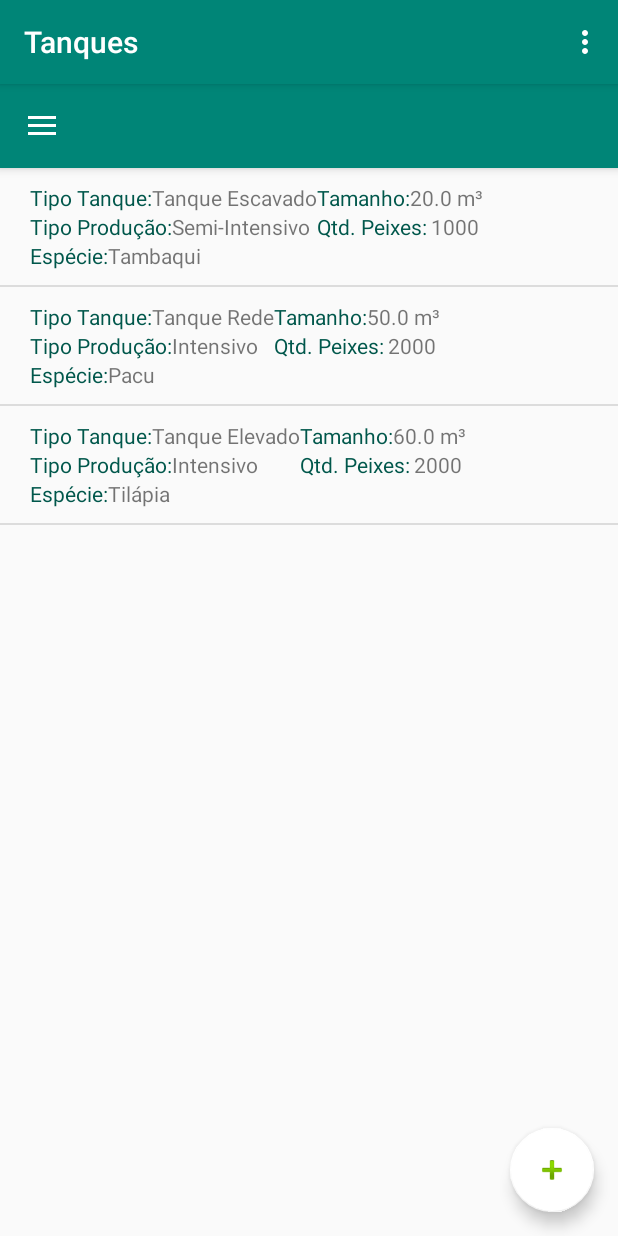
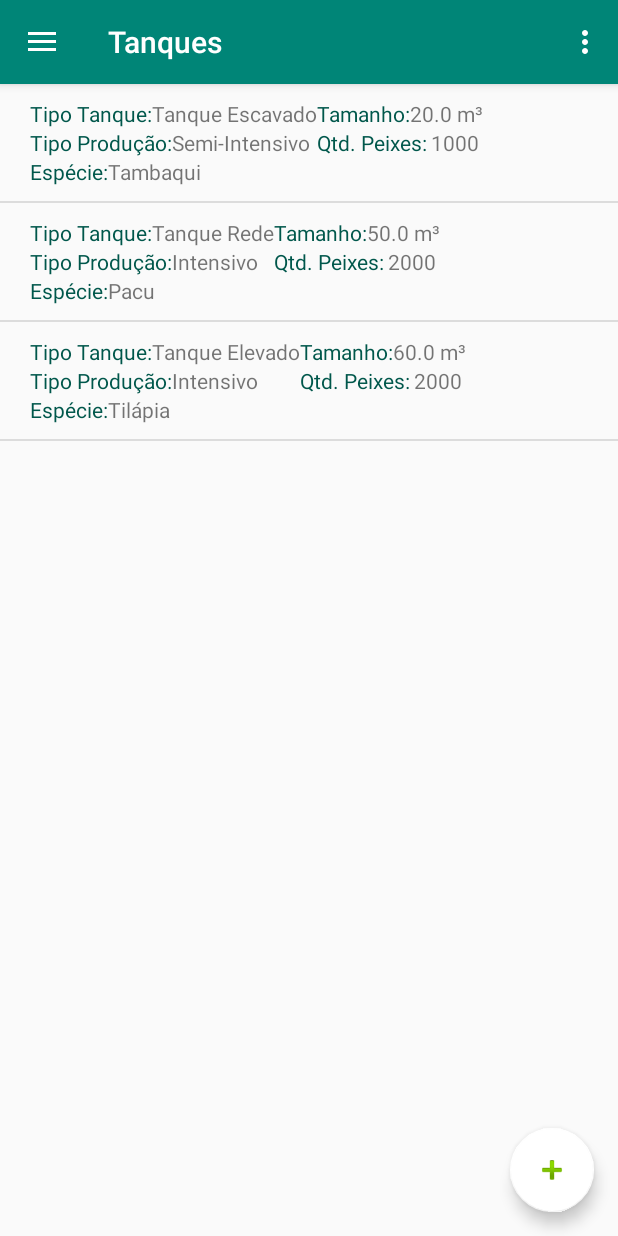
Before and after one commit to Adailsonacj/gestfish_hfc2018, an Android app: the Tanques screen opened directly, with no data from a screen before it, on a phone screen of 412 x 824 dp. Run offline under Robolectric (Android 15) with nearby library versions, the phone set to English and light mode, and no system bars.

Commit message:
Correção

```diff
--- a/app/src/main/AndroidManifest.xml
+++ b/app/src/main/AndroidManifest.xml
@@ -22,7 +22,7 @@
         <activity android:name=".ComercializacaoActivity"></activity>
         <activity android:name=".FichaComercializacaoActivity" />
 
-        <activity android:name=".Tanques" android:label="@string/title_activity_tanques"/>
+        <activity android:name=".Tanques" android:theme="@style/AppNoActionBar" android:label="@string/title_activity_tanques"/>
         <activity android:name=".Biometria"></activity>
         <activity android:name=".Cadastro" android:theme="@style/AppNoActionBar"></activity>
         <activity android:name=".AddTanque" android:theme="@style/AppTheme.NoActionBar" />
--- a/app/src/main/res/values/styles.xml
+++ b/app/src/main/res/values/styles.xml
@@ -10,15 +10,10 @@
 
     <style name="AppNoActionBar" parent="Theme.AppCompat.Light.NoActionBar">
         <!-- Customize your theme here. -->
+        <item name="windowActionBar">false</item>
         <item name="colorPrimary">@color/colorPrimary</item>
         <item name="colorPrimaryDark">@color/colorPrimaryDark</item>
         <item name="colorAccent">@color/colorAccent</item>
-    </style>
-
-    <style name="AppTheme.NoActionBar">
-        <item name="windowActionBar">false</item>
-        <item name="windowNoTitle">true</item>
-        <item name="android:statusBarColor">@android:color/transparent</item>
     </style>
 
     <style name="AppTheme.AppBarOverlay" parent="ThemeOverlay.AppCompat.Dark.ActionBar" />
```
